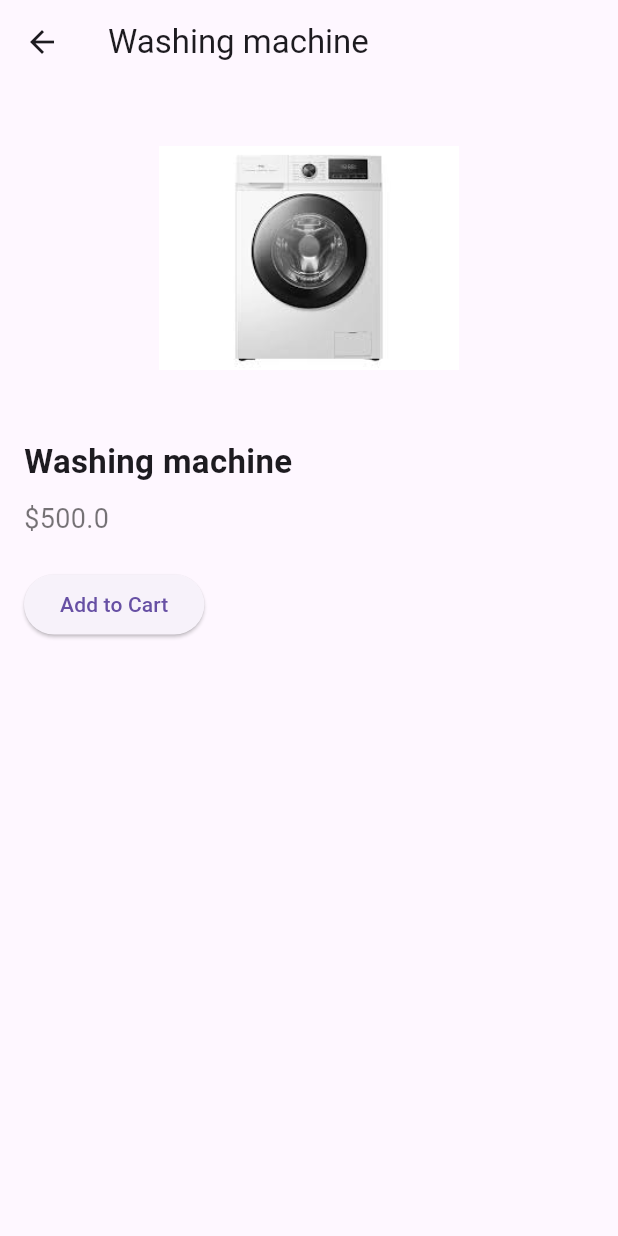
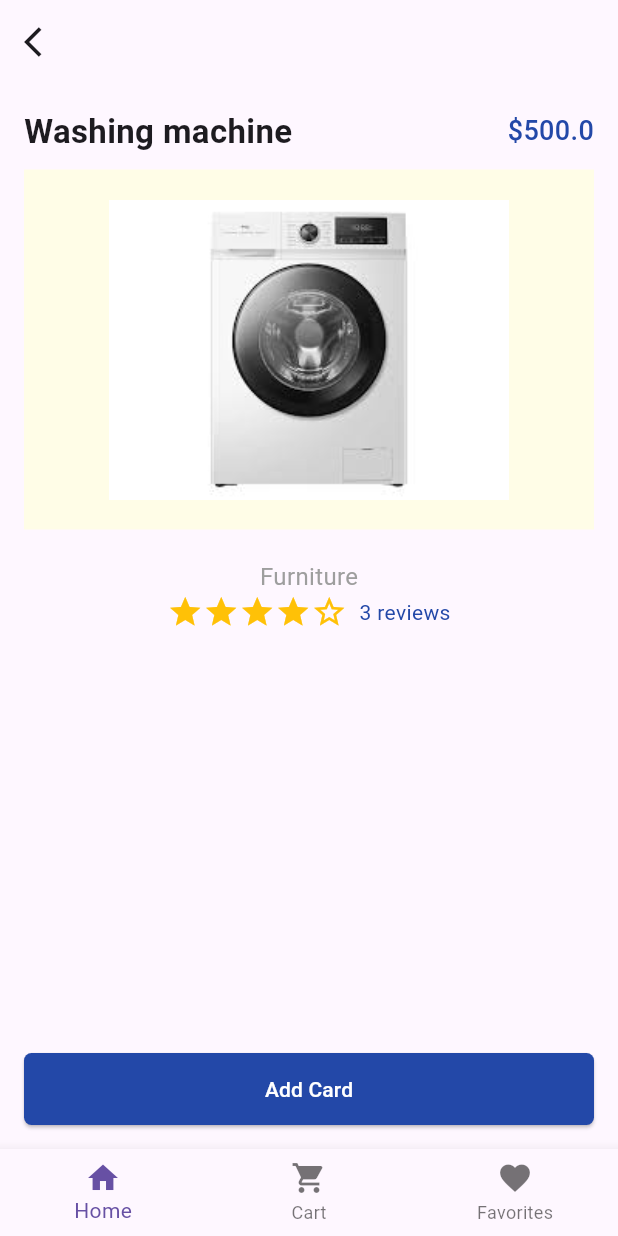
Before and after one commit to BekSenior/shopOnline, a Flutter app: the ProductPage screen opened by its route, after a tap on "Washing machine", on a phone screen of 412 x 824 dp. Run offline on Flutter 3.47's test engine with Material 3 defaults, Android fonts, the phone set to English and light mode, and no system bars.

Commit message:
six version

```diff
--- a/lib/app.dart
+++ b/lib/app.dart
@@ -30,7 +30,6 @@ class App extends StatelessWidget {
         '/newPassword':(context)=>NewPassword(),
         '/success':(context)=>Success(),
         '/productPage'  :  (context) => ProductPage(),
-
       },
       onUnknownRoute: (routeSetting){
         return MaterialPageRoute(builder: (_){
--- /dev/null
+++ b/lib/scr/models/reviews.dart
@@ -0,0 +1,15 @@
+class Review {
+  final String authorImage;
+  final String author;
+  final String content;
+  final double rating;
+  final DateTime date;
+
+  Review({
+    required this.authorImage,
+    required this.author,
+    required this.content,
+    required this.rating,
+    required this.date,
+  });
+}
--- a/lib/scr/products/product_details_page.dart
+++ b/lib/scr/products/product_details_page.dart
@@ -1,6 +1,9 @@
 import 'package:flutter/material.dart';
-
+import 'package:shoponline/core/theme/app_colors.dart';
+import 'package:shoponline/scr/products/reviews_page.dart';
+import 'package:shoponline/scr/widgets/go_button.dart';
 import '../models/product.dart';
+import '../models/reviews.dart';
 
 class ProductDetailsPage extends StatelessWidget {
   final Product product;
@@ -9,16 +12,70 @@ class ProductDetailsPage extends StatelessWidget {
 
   @override
   Widget build(BuildContext context) {
+    final List<Review> reviews = [
+      Review(
+        authorImage: 'assets/image/userAvatar.png',
+        author: "Ali Mahmud",
+        content: "Comfortable Chair. O'tirsa odam mazza qiladiya",
+        rating: 3,
+        date: DateTime(2025, 1, 23),
+      ),
+      Review(
+        authorImage: 'assets/image/userAvatar.png',
+        author: "Jessie Phelps",
+        content: "Great chair. Sturdy and comfortable.",
+        rating: 5,
+        date: DateTime(2020, 1, 6),
+      ),
+      Review(
+        authorImage: 'assets/image/userAvatar.png',
+        author: "Larry May",
+        content: "Love new chairs. Great addition to my office.",
+        rating: 5,
+        date: DateTime(2019, 12, 14),
+      ),
+    ];
+    final numberReviews = reviews.length;
     return Scaffold(
       appBar: AppBar(
-        title: Text(product.name),
+        leading: IconButton(
+          icon: const Icon(Icons.arrow_back_ios),
+          onPressed: () => Navigator.pop(context),
+        ),
       ),
       body: Padding(
         padding: const EdgeInsets.all(16.0),
         child: Column(
-          crossAxisAlignment: CrossAxisAlignment.start,
+          crossAxisAlignment: CrossAxisAlignment.center,
           children: [
-            Center(
+            Row(
+              mainAxisAlignment: MainAxisAlignment.spaceBetween,
+              children: [
+                Align(
+                  alignment: AlignmentGeometry.topLeft,
+                  child: Text(
+                    product.name,
+                    style: const TextStyle(
+                      fontSize: 22,
+                      fontWeight: FontWeight.bold,
+                    ),
+                  ),
+                ),
+                Text(
+                  "\$${product.price}",
+                  style: TextStyle(
+                    fontSize: 18,
+                    color: AppColors.blue,
+                    fontWeight: FontWeight.w500,
+                  ),
+                ),
+              ],
+            ),
+            const SizedBox(height: 10),
+            Container(
+              width: double.infinity,
+              decoration: BoxDecoration(color: product.color),
+              padding: const EdgeInsets.all(20),
               child: Image.asset(
                 product.image,
                 width: 200,
@@ -27,22 +84,63 @@ class ProductDetailsPage extends StatelessWidget {
               ),
             ),
             const SizedBox(height: 20),
-            Text(
-              product.name,
-              style: const TextStyle(fontSize: 22, fontWeight: FontWeight.bold),
+            const Text(
+              "Furniture",
+              style: TextStyle(fontSize: 16, color: Colors.grey),
             ),
-            const SizedBox(height: 10),
-            Text(
-              "\$${product.price}",
-              style: const TextStyle(fontSize: 18, color: Colors.black54),
+            Row(
+              mainAxisAlignment: MainAxisAlignment.center,
+              children: [
+                ...List.generate(
+                  4,
+                  (index) => const Icon(Icons.star, color: Colors.amber),
+                ),
+                const Icon(Icons.star_border, color: Colors.amber),
+                const SizedBox(width: 8),
+                GestureDetector(
+                  onTap: () {
+                    Navigator.push(
+                      context,
+                      MaterialPageRoute(
+                        builder: (_) => ReviewsPage(reviews: reviews),
+                      ),
+                    );
+                  },
+                  child: Text(
+                    "$numberReviews reviews",
+                    style: TextStyle(color: AppColors.blue),
+                  ),
+                ),
+              ],
             ),
-            const SizedBox(height: 20),
-            ElevatedButton(
-              onPressed: () {},
-              child: const Text("Add to Cart"),
-            ),
+            const Spacer(),
+            GoButton(title: 'Add Card', onPressed: () {}),
           ],
         ),
+      ),
+
+      bottomNavigationBar: BottomNavigationBar(
+        currentIndex: 0,
+        onTap: (index) {
+          if (index == 0) {
+            Navigator.pushNamed(context, '/home');
+          } else if (index == 1) {
+            Navigator.pushNamed(context, '/cart');
+          } else if (index == 2) {
+            Navigator.pushNamed(context, '/favorites');
+          }
+        },
+        items: const [
+          BottomNavigationBarItem(icon: Icon(Icons.home), label: "Home"),
+          BottomNavigationBarItem(
+            icon: Icon(Icons.shopping_cart),
+            label: "Cart",
+          ),
+          BottomNavigationBarItem(
+            icon: Icon(Icons.favorite),
+            label: "Favorites",
+          ),
+        ],
       ),
     );
   }
--- a/lib/scr/products/product_page.dart
+++ b/lib/scr/products/product_page.dart
@@ -1,7 +1,6 @@
 import 'package:flutter/material.dart';
 import 'package:shoponline/core/theme/app_colors.dart';
 import 'package:shoponline/scr/products/product_details_page.dart';
-
 import '../models/product.dart';
 
 class ProductPage extends StatefulWidget {
@@ -13,6 +12,12 @@ class ProductPage extends StatefulWidget {
 
 class _ProductPageState extends State<ProductPage> {
   final List<Product> products = [
+    Product(
+      name: 'iPhone 17 Pro',
+      price: 1100,
+      image: 'assets/image/iPhone.png',
+      color: Colors.indigo.shade50,
+    ),
     Product(
       name: 'Washing machine',
       price: 500,
@@ -91,9 +96,8 @@ class _ProductPageState extends State<ProductPage> {
                     Navigator.push(
                       context,
                       MaterialPageRoute(
-                        builder: (context) => ProductDetailsPage(
-                            product: product,
-                        ),
+                        builder: (context) =>
+                            ProductDetailsPage(product: product),
                       ),
                     );
                   },
@@ -110,8 +114,8 @@ class _ProductPageState extends State<ProductPage> {
                           child: Center(
                             child: Image.asset(
                               product.image,
-                              width: 100,
-                              height: 100,
+                              width: 150,
+                              height: 150,
                               fit: BoxFit.contain,
                             ),
                           ),
@@ -124,7 +128,6 @@ class _ProductPageState extends State<ProductPage> {
                             fontWeight: FontWeight.w600,
                           ),
                         ),
-                        const SizedBox(height: 4),
                         Row(
                           mainAxisAlignment: MainAxisAlignment.spaceBetween,
                           children: [
--- a/lib/scr/widgets/go_button.dart
+++ b/lib/scr/widgets/go_button.dart
@@ -19,9 +19,8 @@ class GoButton extends StatelessWidget {
       child: Text(
         title,
         style: const TextStyle(
-          letterSpacing: 4,
           color: AppColors.white,
-          fontSize: 18,
+          fontSize: 14,
         ),
       ),
     );
```
Also changed, not shown: lib/scr/products/reviews_page.dart (added, +87 -0 lines), assets/image/iPhone.png (added), assets/image/userAvatar.png (added).
